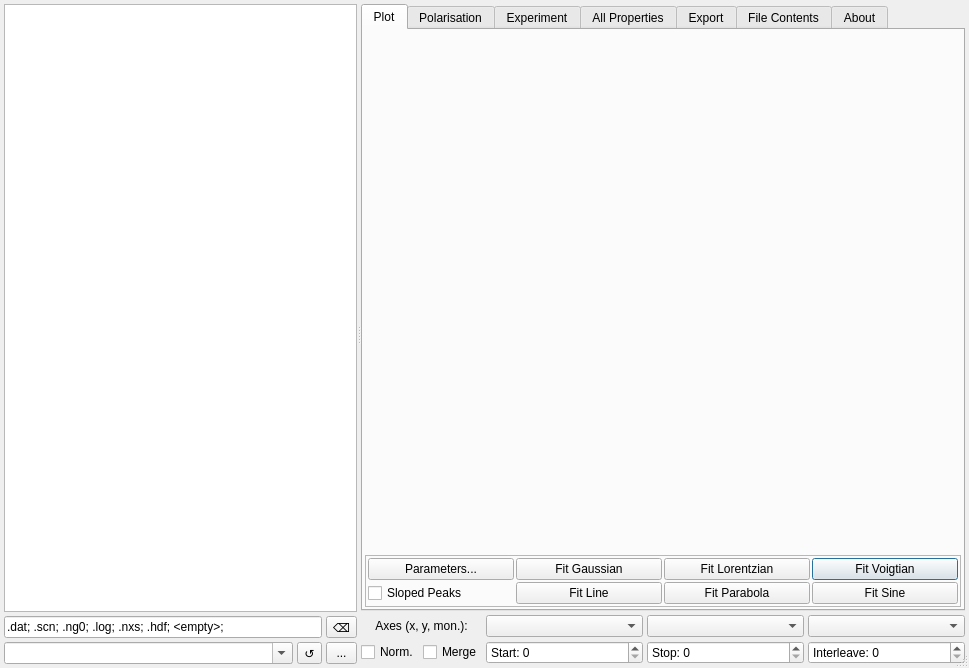
Old version of the form core/ui/scanviewer.ui in the repository ILLGrenoble/takin.
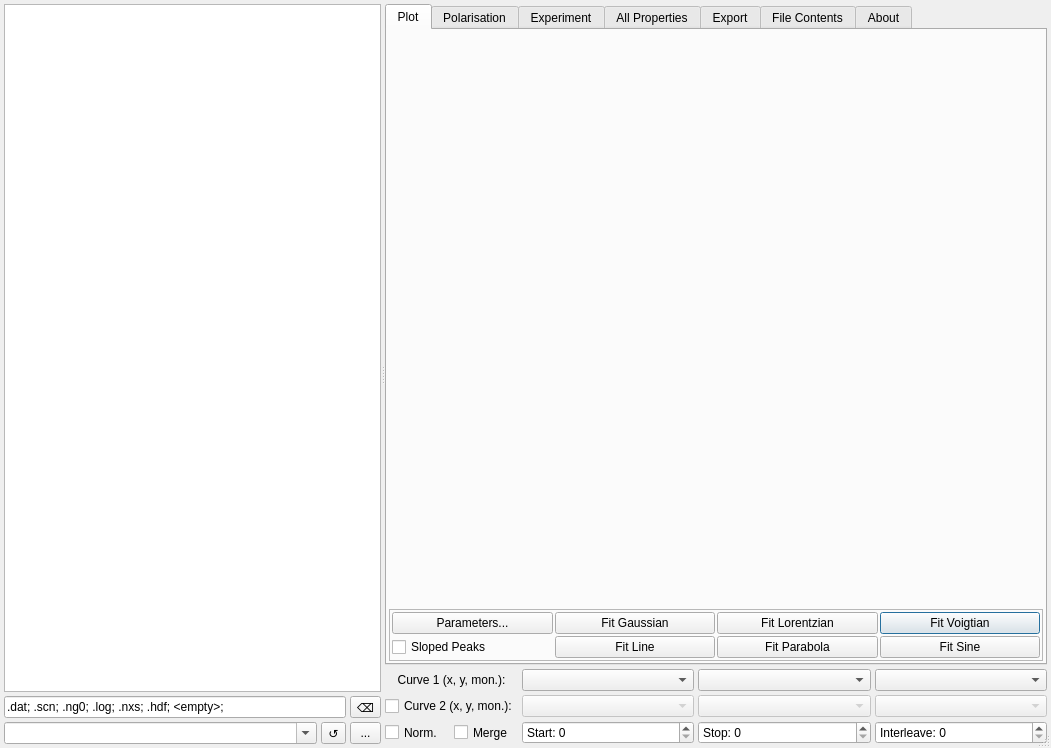
New version of the form. Custom widgets are drawn as their Qt base class.

Commit message: scanviewer: started with second scan curve

The edit to the form file:
```diff
--- a/core/ui/scanviewer.ui
+++ b/core/ui/scanviewer.ui
@@ -6,8 +6,8 @@
    <rect>
     <x>0</x>
     <y>0</y>
-    <width>969</width>
-    <height>668</height>
+    <width>1051</width>
+    <height>748</height>
    </rect>
   </property>
   <property name="windowTitle">
@@ -73,8 +73,7 @@
            </property>
          </widget>
        </item>
-
-       <item row="1" column="2" rowspan="1">
+       <item row="1" column="2">
         <widget class="QToolButton" name="btnResetExts">
          <property name="sizePolicy">
           <sizepolicy hsizetype="Fixed" vsizetype="Preferred">
@@ -90,8 +89,7 @@
          </property>
         </widget>
        </item>
-
-       <item row="2" column="0" rowspan="1">
+       <item row="2" column="0">
         <widget class="QComboBox" name="comboPath">
          <property name="toolTip">
           <string>Current and recent data directories.</string>
@@ -107,8 +105,7 @@
          </property>
         </widget>
        </item>
-
-       <item row="2" column="1" rowspan="1">
+       <item row="2" column="1">
         <widget class="QToolButton" name="btnRefresh">
          <property name="sizePolicy">
           <sizepolicy hsizetype="Fixed" vsizetype="Preferred">
@@ -124,8 +121,7 @@
          </property>
         </widget>
        </item>
-
-       <item row="2" column="2" rowspan="1">
+       <item row="2" column="2">
         <widget class="QToolButton" name="btnBrowse">
          <property name="sizePolicy">
           <sizepolicy hsizetype="Preferred" vsizetype="Preferred">
@@ -141,7 +137,6 @@
          </property>
         </widget>
        </item>
-
       </layout>
      </widget>
      <widget class="QWidget" name="layoutWidget_2">
@@ -149,67 +144,6 @@
        <property name="spacing">
         <number>4</number>
        </property>
-       <item row="2" column="4">
-        <widget class="QSpinBox" name="spinSkip">
-         <property name="sizePolicy">
-          <sizepolicy hsizetype="Minimum" vsizetype="Fixed">
-           <horstretch>1</horstretch>
-           <verstretch>0</verstretch>
-          </sizepolicy>
-         </property>
-         <property name="toolTip">
-          <string>Number of rows to skip between data rows.</string>
-         </property>
-         <property name="prefix">
-          <string>Interleave: </string>
-         </property>
-         <property name="maximum">
-          <number>99999</number>
-         </property>
-        </widget>
-       </item>
-       <item row="2" column="2">
-        <widget class="QSpinBox" name="spinStart">
-         <property name="sizePolicy">
-          <sizepolicy hsizetype="Minimum" vsizetype="Fixed">
-           <horstretch>1</horstretch>
-           <verstretch>0</verstretch>
-          </sizepolicy>
-         </property>
-         <property name="toolTip">
-          <string>Start index of first data row.</string>
-         </property>
-         <property name="prefix">
-          <string>Start: </string>
-         </property>
-         <property name="maximum">
-          <number>99999</number>
-         </property>
-        </widget>
-       </item>
-       <item row="2" column="0">
-        <widget class="QCheckBox" name="checkNorm">
-         <property name="toolTip">
-          <string>Normalise main counter to monitor counter.</string>
-         </property>
-         <property name="text">
-          <string>Norm.</string>
-         </property>
-        </widget>
-       </item>
-       <item row="1" column="3">
-        <widget class="QComboBox" name="comboY">
-         <property name="sizePolicy">
-          <sizepolicy hsizetype="Preferred" vsizetype="Fixed">
-           <horstretch>1</horstretch>
-           <verstretch>0</verstretch>
-          </sizepolicy>
-         </property>
-         <property name="toolTip">
-          <string>Ordinate (y), e.g. main counter.</string>
-         </property>
-        </widget>
-       </item>
        <item row="0" column="0" colspan="5">
         <widget class="QTabWidget" name="tabWidget">
          <property name="currentIndex">
@@ -1282,7 +1216,52 @@
          </property>
         </widget>
        </item>
-       <item row="2" column="3">
+       <item row="1" column="3">
+        <widget class="QComboBox" name="comboY">
+         <property name="sizePolicy">
+          <sizepolicy hsizetype="Preferred" vsizetype="Fixed">
+           <horstretch>1</horstretch>
+           <verstretch>0</verstretch>
+          </sizepolicy>
+         </property>
+         <property name="toolTip">
+          <string>Ordinate (y), e.g. main counter.</string>
+         </property>
+        </widget>
+       </item>
+       <item row="3" column="0">
+        <widget class="QCheckBox" name="checkNorm">
+         <property name="sizePolicy">
+          <sizepolicy hsizetype="Minimum" vsizetype="Preferred">
+           <horstretch>0</horstretch>
+           <verstretch>0</verstretch>
+          </sizepolicy>
+         </property>
+         <property name="toolTip">
+          <string>Normalise main counter to monitor counter.</string>
+         </property>
+         <property name="text">
+          <string>Norm.</string>
+         </property>
+        </widget>
+       </item>
+       <item row="3" column="1">
+        <widget class="QCheckBox" name="checkMerge">
+         <property name="sizePolicy">
+          <sizepolicy hsizetype="Minimum" vsizetype="Preferred">
+           <horstretch>0</horstretch>
+           <verstretch>0</verstretch>
+          </sizepolicy>
+         </property>
+         <property name="toolTip">
+          <string>Merge scan files or show them individually.</string>
+         </property>
+         <property name="text">
+          <string>Merge</string>
+         </property>
+        </widget>
+       </item>
+       <item row="3" column="3">
         <widget class="QSpinBox" name="spinStop">
          <property name="sizePolicy">
           <sizepolicy hsizetype="Minimum" vsizetype="Fixed">
@@ -1301,6 +1280,25 @@
          </property>
         </widget>
        </item>
+       <item row="3" column="4">
+        <widget class="QSpinBox" name="spinSkip">
+         <property name="sizePolicy">
+          <sizepolicy hsizetype="Minimum" vsizetype="Fixed">
+           <horstretch>1</horstretch>
+           <verstretch>0</verstretch>
+          </sizepolicy>
+         </property>
+         <property name="toolTip">
+          <string>Number of rows to skip between data rows.</string>
+         </property>
+         <property name="prefix">
+          <string>Interleave: </string>
+         </property>
+         <property name="maximum">
+          <number>99999</number>
+         </property>
+        </widget>
+       </item>
        <item row="1" column="2">
         <widget class="QComboBox" name="comboX">
          <property name="sizePolicy">
@@ -1314,26 +1312,105 @@
          </property>
         </widget>
        </item>
-       <item row="2" column="1">
-        <widget class="QCheckBox" name="checkMerge">
+       <item row="3" column="2">
+        <widget class="QSpinBox" name="spinStart">
+         <property name="sizePolicy">
+          <sizepolicy hsizetype="Minimum" vsizetype="Fixed">
+           <horstretch>1</horstretch>
+           <verstretch>0</verstretch>
+          </sizepolicy>
+         </property>
          <property name="toolTip">
           <string>Merge scan files or show them individually.</string>
          </property>
-         <property name="text">
-          <string>Merge</string>
+         <property name="prefix">
+          <string>Start: </string>
+         </property>
+         <property name="maximum">
+          <number>99999</number>
          </property>
         </widget>
        </item>
        <item row="1" column="0" colspan="2">
         <widget class="QLabel" name="label">
+         <property name="sizePolicy">
+          <sizepolicy hsizetype="Preferred" vsizetype="Preferred">
+           <horstretch>0</horstretch>
+           <verstretch>0</verstretch>
+          </sizepolicy>
+         </property>
          <property name="text">
-          <string>Axes (x, y, mon.):</string>
+          <string>Curve 1 (x, y, mon.):</string>
          </property>
          <property name="alignment">
           <set>Qt::AlignCenter</set>
          </property>
         </widget>
        </item>
+       <item row="2" column="2">
+        <widget class="QComboBox" name="comboX2">
+         <property name="enabled">
+          <bool>false</bool>
+         </property>
+         <property name="sizePolicy">
+          <sizepolicy hsizetype="Preferred" vsizetype="Fixed">
+           <horstretch>1</horstretch>
+           <verstretch>0</verstretch>
+          </sizepolicy>
+         </property>
+         <property name="toolTip">
+          <string>Abscissa (x), scan axis.</string>
+         </property>
+        </widget>
+       </item>
+       <item row="2" column="3">
+        <widget class="QComboBox" name="comboY2">
+         <property name="enabled">
+          <bool>false</bool>
+         </property>
+         <property name="sizePolicy">
+          <sizepolicy hsizetype="Preferred" vsizetype="Fixed">
+           <horstretch>1</horstretch>
+           <verstretch>0</verstretch>
+          </sizepolicy>
+         </property>
+         <property name="toolTip">
+          <string>Ordinate (y), e.g. main counter.</string>
+         </property>
+        </widget>
+       </item>
+       <item row="2" column="4">
+        <widget class="QComboBox" name="comboMon2">
+         <property name="enabled">
+          <bool>false</bool>
+         </property>
+         <property name="sizePolicy">
+          <sizepolicy hsizetype="Preferred" vsizetype="Fixed">
+           <horstretch>1</horstretch>
+           <verstretch>0</verstretch>
+          </sizepolicy>
+         </property>
+         <property name="toolTip">
+          <string>Monitor counter to normalise to.</string>
+         </property>
+        </widget>
+       </item>
+       <item row="2" column="0" colspan="2">
+        <widget class="QCheckBox" name="checkCurve2">
+         <property name="sizePolicy">
+          <sizepolicy hsizetype="Preferred" vsizetype="Preferred">
+           <horstretch>0</horstretch>
+           <verstretch>0</verstretch>
+          </sizepolicy>
+         </property>
+         <property name="toolTip">
+          <string>Show a second scan curve.</string>
+         </property>
+         <property name="text">
+          <string>Curve 2 (x, y, mon.):</string>
+         </property>
+        </widget>
+       </item>
       </layout>
      </widget>
     </widget>
```
Left out of the diff: 28 changed lines with no effect on the pictures. The commit also changes 5 other files.
